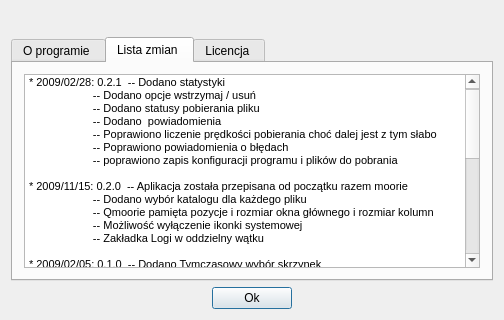
Before: the Qt Designer form src/moor_gui/src/aboutdialog.ui in cykus/moorie, drawn with Qt 5.
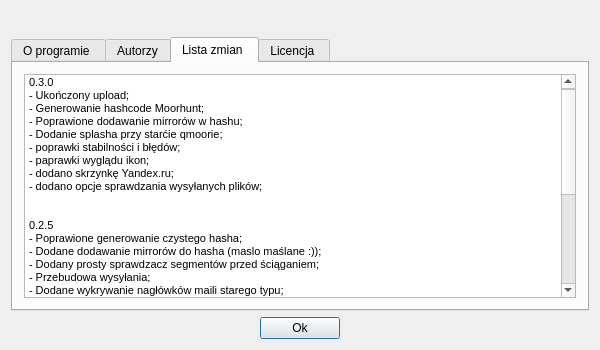
After: the same form once the commit is applied. The open tabs and pages were chosen to show the change.

Commit message: rotacja skrzynek uploadu w qmoorie

Diff of the .ui file:
```diff
--- a/src/moor_gui/src/aboutdialog.ui
+++ b/src/moor_gui/src/aboutdialog.ui
@@ -7,20 +7,20 @@
    <rect>
     <x>0</x>
     <y>0</y>
-    <width>504</width>
-    <height>320</height>
+    <width>600</width>
+    <height>350</height>
    </rect>
   </property>
   <property name="minimumSize">
    <size>
-    <width>504</width>
-    <height>320</height>
+    <width>600</width>
+    <height>350</height>
    </size>
   </property>
   <property name="maximumSize">
    <size>
-    <width>504</width>
-    <height>320</height>
+    <width>600</width>
+    <height>350</height>
    </size>
   </property>
   <property name="windowTitle">
@@ -28,8 +28,8 @@
   </property>
   <layout class="QGridLayout" name="gridLayout">
    <item row="0" column="0">
-    <layout class="QVBoxLayout" name="verticalLayout">
-     <item>
+    <layout class="QGridLayout" name="gridLayout_3">
+     <item row="0" column="0">
       <layout class="QHBoxLayout">
        <item>
         <widget class="QLabel" name="lb_name">
@@ -59,7 +59,7 @@
        </item>
       </layout>
      </item>
-     <item>
+     <item row="1" column="0">
       <widget class="QTabWidget" name="tw_tabs">
        <property name="currentIndex">
         <number>0</number>
@@ -98,6 +98,48 @@
          </item>
         </layout>
        </widget>
+       <widget class="QWidget" name="tab">
+        <attribute name="title">
+         <string>Autorzy</string>
+        </attribute>
+        <layout class="QGridLayout" name="gridLayout_4">
+         <item row="0" column="0">
+          <widget class="QTextBrowser" name="textBrowser">
+           <property name="html">
+            <string>&lt;!DOCTYPE HTML PUBLIC &quot;-//W3C//DTD HTML 4.0//EN&quot; &quot;http://www.w3.org/TR/REC-html40/strict.dtd&quot;&gt;
+&lt;html&gt;&lt;head&gt;&lt;meta name=&quot;qrichtext&quot; content=&quot;1&quot; /&gt;&lt;style type=&quot;text/css&quot;&gt;
+p, li { white-space: pre-wrap; }
+&lt;/style&gt;&lt;/head&gt;&lt;body style=&quot; font-family:'Sans Serif'; font-size:8pt; font-weight:400; font-style:normal;&quot;&gt;
+&lt;table border=&quot;0&quot; style=&quot;-qt-table-type: root; margin-top:4px; margin-bottom:4px; margin-left:4px; margin-right:4px;&quot;&gt;
+&lt;tr&gt;
+&lt;td style=&quot;border: none;&quot;&gt;
+&lt;p style=&quot; margin-top:0px; margin-bottom:0px; margin-left:0px; margin-right:0px; -qt-block-indent:0; text-indent:0px;&quot;&gt;Moorie Team to grupa ludzi, którzy poświęcają swój czas w rozwój projektu. &lt;/p&gt;
+&lt;p style=&quot; margin-top:0px; margin-bottom:0px; margin-left:0px; margin-right:0px; -qt-block-indent:0; text-indent:0px;&quot;&gt;W skład wchodzą programiści, oraz osoby, ktore wspierają rozwój projektu.&lt;/p&gt;
+&lt;p style=&quot;-qt-paragraph-type:empty; margin-top:0px; margin-bottom:0px; margin-left:0px; margin-right:0px; -qt-block-indent:0; text-indent:0px;&quot;&gt;&lt;/p&gt;
+&lt;p style=&quot; margin-top:0px; margin-bottom:0px; margin-left:0px; margin-right:0px; -qt-block-indent:0; text-indent:0px;&quot;&gt;--== Programiści ==--&lt;/p&gt;
+&lt;p style=&quot; margin-top:0px; margin-bottom:0px; margin-left:0px; margin-right:0px; -qt-block-indent:0; text-indent:0px;&quot;&gt;  mahho - Dariusz Makowski - główny programista moorie&lt;/p&gt;
+&lt;p style=&quot; margin-top:0px; margin-bottom:0px; margin-left:0px; margin-right:0px; -qt-block-indent:0; text-indent:0px;&quot;&gt;  Cykus - Patryk Połomski - główny programista qmoorie&lt;/p&gt;
+&lt;p style=&quot; margin-top:0px; margin-bottom:0px; margin-left:0px; margin-right:0px; -qt-block-indent:0; text-indent:0px;&quot;&gt;  swiezy -  - programista&lt;/p&gt;
+&lt;p style=&quot; margin-top:0px; margin-bottom:0px; margin-left:0px; margin-right:0px; -qt-block-indent:0; text-indent:0px;&quot;&gt;  sirsimon - Szymon Rzepka - programista strony moorie.pl&lt;/p&gt;
+&lt;p style=&quot;-qt-paragraph-type:empty; margin-top:0px; margin-bottom:0px; margin-left:0px; margin-right:0px; -qt-block-indent:0; text-indent:0px;&quot;&gt;&lt;/p&gt;
+&lt;p style=&quot; margin-top:0px; margin-bottom:0px; margin-left:0px; margin-right:0px; -qt-block-indent:0; text-indent:0px;&quot;&gt;--== Pomocnicy ==--&lt;/p&gt;
+&lt;p style=&quot; margin-top:0px; margin-bottom:0px; margin-left:0px; margin-right:0px; -qt-block-indent:0; text-indent:0px;&quot;&gt;  vnu007dl - Dariusz Laskosz&lt;/p&gt;
+&lt;p style=&quot; margin-top:0px; margin-bottom:0px; margin-left:0px; margin-right:0px; -qt-block-indent:0; text-indent:0px;&quot;&gt;  kmk2000 - ? - port moorie na windows&lt;/p&gt;
+&lt;p style=&quot;-qt-paragraph-type:empty; margin-top:0px; margin-bottom:0px; margin-left:0px; margin-right:0px; -qt-block-indent:0; text-indent:0px;&quot;&gt;&lt;/p&gt;
+&lt;p style=&quot; margin-top:0px; margin-bottom:0px; margin-left:0px; margin-right:0px; -qt-block-indent:0; text-indent:0px;&quot;&gt;--== Osoby niewspierające już aktywnie projektu ==--&lt;/p&gt;
+&lt;p style=&quot; margin-top:0px; margin-bottom:0px; margin-left:0px; margin-right:0px; -qt-block-indent:0; text-indent:0px;&quot;&gt;  Pawel Stolowski - programista (ojciec projektu)&lt;/p&gt;
+&lt;p style=&quot; margin-top:0px; margin-bottom:0px; margin-left:0px; margin-right:0px; -qt-block-indent:0; text-indent:0px;&quot;&gt;  localghost - Zbyszek Kostrzewa - programista&lt;/p&gt;
+&lt;p style=&quot;-qt-paragraph-type:empty; margin-top:0px; margin-bottom:0px; margin-left:0px; margin-right:0px; -qt-block-indent:0; text-indent:0px;&quot;&gt;&lt;/p&gt;
+&lt;p style=&quot;-qt-paragraph-type:empty; margin-top:0px; margin-bottom:0px; margin-left:0px; margin-right:0px; -qt-block-indent:0; text-indent:0px;&quot;&gt;&lt;/p&gt;
+&lt;p style=&quot;-qt-paragraph-type:empty; margin-top:0px; margin-bottom:0px; margin-left:0px; margin-right:0px; -qt-block-indent:0; text-indent:0px;&quot;&gt;&lt;/p&gt;
+&lt;p style=&quot; margin-top:0px; margin-bottom:0px; margin-left:0px; margin-right:0px; -qt-block-indent:0; text-indent:0px;&quot;&gt;Osoby, które chciałyby by przyłączyć się do projektu, zapraszamy do zapoznania się ze stroną: &lt;/p&gt;
+&lt;p style=&quot; margin-top:0px; margin-bottom:0px; margin-left:0px; margin-right:0px; -qt-block-indent:0; text-indent:0px;&quot;&gt;&amp;gt;&amp;gt;&amp;gt;&amp;gt; &lt;a href=&quot;http://moorie.pl/dolacz.php&quot;&gt;&lt;span style=&quot; text-decoration: underline; color:#508ed8;&quot;&gt;http://moorie.pl/dolacz.php&lt;/span&gt;&lt;/a&gt; &amp;lt;&amp;lt;&amp;lt;&amp;lt;&lt;/p&gt;
+&lt;p style=&quot;-qt-paragraph-type:empty; margin-top:0px; margin-bottom:0px; margin-left:0px; margin-right:0px; -qt-block-indent:0; text-indent:0px;&quot;&gt;&lt;/p&gt;&lt;/td&gt;&lt;/tr&gt;&lt;/table&gt;&lt;/body&gt;&lt;/html&gt;</string>
+           </property>
+          </widget>
+         </item>
+        </layout>
+       </widget>
        <widget class="QWidget" name="tab5">
         <attribute name="title">
          <string>Lista zmian </string>
@@ -116,41 +158,40 @@
 &lt;html&gt;&lt;head&gt;&lt;meta name=&quot;qrichtext&quot; content=&quot;1&quot; /&gt;&lt;style type=&quot;text/css&quot;&gt;
 p, li { white-space: pre-wrap; }
 &lt;/style&gt;&lt;/head&gt;&lt;body style=&quot; font-family:'Sans Serif'; font-size:8pt; font-weight:400; font-style:normal;&quot;&gt;
-&lt;p style=&quot; margin-top:0px; margin-bottom:0px; margin-left:0px; margin-right:0px; -qt-block-indent:0; text-indent:0px;&quot;&gt;&lt;span style=&quot; font-family:'Bitstream Vera Sans';&quot;&gt;* 2009/02/28: 0.2.1  -- Dodano statystyki&lt;/span&gt;&lt;/p&gt;
-&lt;p style=&quot; margin-top:0px; margin-bottom:0px; margin-left:0px; margin-right:0px; -qt-block-indent:0; text-indent:0px;&quot;&gt;&lt;span style=&quot; font-family:'Bitstream Vera Sans';&quot;&gt;                     -- Dodano opcje wstrzymaj / usuń&lt;/span&gt;&lt;/p&gt;
-&lt;p style=&quot; margin-top:0px; margin-bottom:0px; margin-left:0px; margin-right:0px; -qt-block-indent:0; text-indent:0px;&quot;&gt;&lt;span style=&quot; font-family:'Bitstream Vera Sans';&quot;&gt;                     -- Dodano statusy pobierania pliku&lt;/span&gt;&lt;/p&gt;
-&lt;p style=&quot; margin-top:0px; margin-bottom:0px; margin-left:0px; margin-right:0px; -qt-block-indent:0; text-indent:0px;&quot;&gt;&lt;span style=&quot; font-family:'Bitstream Vera Sans';&quot;&gt;                     -- Dodano  powiadomienia&lt;/span&gt;&lt;/p&gt;
-&lt;p style=&quot; margin-top:0px; margin-bottom:0px; margin-left:0px; margin-right:0px; -qt-block-indent:0; text-indent:0px;&quot;&gt;&lt;span style=&quot; font-family:'Bitstream Vera Sans';&quot;&gt;                     -- Poprawiono liczenie prędkości pobierania choć dalej jest z tym słabo&lt;/span&gt;&lt;/p&gt;
-&lt;p style=&quot; margin-top:0px; margin-bottom:0px; margin-left:0px; margin-right:0px; -qt-block-indent:0; text-indent:0px;&quot;&gt;&lt;span style=&quot; font-family:'Bitstream Vera Sans';&quot;&gt;                     -- Poprawiono powiadomienia o błędach&lt;/span&gt;&lt;/p&gt;
-&lt;p style=&quot; margin-top:0px; margin-bottom:0px; margin-left:0px; margin-right:0px; -qt-block-indent:0; text-indent:0px;&quot;&gt;&lt;span style=&quot; font-family:'Bitstream Vera Sans';&quot;&gt;                     -- poprawiono zapis konfiguracji programu i plików do pobrania&lt;/span&gt;&lt;/p&gt;
-&lt;p style=&quot;-qt-paragraph-type:empty; margin-top:0px; margin-bottom:0px; margin-left:0px; margin-right:0px; -qt-block-indent:0; text-indent:0px; font-family:'Bitstream Vera Sans';&quot;&gt;&lt;/p&gt;
-&lt;p style=&quot; margin-top:0px; margin-bottom:0px; margin-left:0px; margin-right:0px; -qt-block-indent:0; text-indent:0px;&quot;&gt;&lt;span style=&quot; font-family:'Bitstream Vera Sans';&quot;&gt;* 2009/11/15: 0.2.0  -- Aplikacja została przepisana od początku razem moorie&lt;/span&gt;&lt;/p&gt;
-&lt;p style=&quot; margin-top:0px; margin-bottom:0px; margin-left:0px; margin-right:0px; -qt-block-indent:0; text-indent:0px;&quot;&gt;&lt;span style=&quot; font-family:'Bitstream Vera Sans';&quot;&gt;                     -- Dodano wybór katalogu dla każdego pliku&lt;/span&gt;&lt;/p&gt;
-&lt;p style=&quot; margin-top:0px; margin-bottom:0px; margin-left:0px; margin-right:0px; -qt-block-indent:0; text-indent:0px;&quot;&gt;&lt;span style=&quot; font-family:'Bitstream Vera Sans';&quot;&gt;                     -- Qmoorie pamięta pozycje i rozmiar okna głównego i rozmiar kolumn&lt;/span&gt;&lt;/p&gt;
-&lt;p style=&quot; margin-top:0px; margin-bottom:0px; margin-left:0px; margin-right:0px; -qt-block-indent:0; text-indent:0px;&quot;&gt;&lt;span style=&quot; font-family:'Bitstream Vera Sans';&quot;&gt;                     -- Możliwość wyłączenie ikonki systemowej&lt;/span&gt;&lt;/p&gt;
-&lt;p style=&quot; margin-top:0px; margin-bottom:0px; margin-left:0px; margin-right:0px; -qt-block-indent:0; text-indent:0px;&quot;&gt;&lt;span style=&quot; font-family:'Bitstream Vera Sans';&quot;&gt;                     -- Zakładka Logi w oddzielny wątku&lt;/span&gt;&lt;/p&gt;
-&lt;p style=&quot;-qt-paragraph-type:empty; margin-top:0px; margin-bottom:0px; margin-left:0px; margin-right:0px; -qt-block-indent:0; text-indent:0px; font-family:'Bitstream Vera Sans';&quot;&gt;&lt;/p&gt;
-&lt;p style=&quot; margin-top:0px; margin-bottom:0px; margin-left:0px; margin-right:0px; -qt-block-indent:0; text-indent:0px;&quot;&gt;&lt;span style=&quot; font-family:'Bitstream Vera Sans';&quot;&gt;* 2009/02/05: 0.1.0  -- Dodano Tymczasowy wybór skrzynek&lt;/span&gt;&lt;/p&gt;
-&lt;p style=&quot; margin-top:0px; margin-bottom:0px; margin-left:0px; margin-right:0px; -qt-block-indent:0; text-indent:0px;&quot;&gt;&lt;span style=&quot; font-family:'Bitstream Vera Sans';&quot;&gt;                     -- Zmiana kodowania z ISO 8859-2 na UTF-8&lt;/span&gt;&lt;/p&gt;
-&lt;p style=&quot; margin-top:0px; margin-bottom:0px; margin-left:0px; margin-right:0px; -qt-block-indent:0; text-indent:0px;&quot;&gt;&lt;span style=&quot; font-family:'Bitstream Vera Sans';&quot;&gt;                     -- Poprawiony wybór skrzynek&lt;/span&gt;&lt;/p&gt;
-&lt;p style=&quot; margin-top:0px; margin-bottom:0px; margin-left:0px; margin-right:0px; -qt-block-indent:0; text-indent:0px;&quot;&gt;&lt;span style=&quot; font-family:'Bitstream Vera Sans';&quot;&gt;                     -- Przycisk zamknij nie wyłącza aplikacji, a chowie do traya&lt;/span&gt;&lt;/p&gt;
-&lt;p style=&quot; margin-top:0px; margin-bottom:0px; margin-left:0px; margin-right:0px; -qt-block-indent:0; text-indent:0px;&quot;&gt;&lt;span style=&quot; font-family:'Bitstream Vera Sans';&quot;&gt;                     -- poprawki - wyłączenie możliwości edytowania tabeli&lt;/span&gt;&lt;/p&gt;
-&lt;p style=&quot; margin-top:0px; margin-bottom:0px; margin-left:0px; margin-right:0px; -qt-block-indent:0; text-indent:0px;&quot;&gt;&lt;span style=&quot; font-family:'Bitstream Vera Sans';&quot;&gt;                     -- poprawki - segfaul gdy plik &amp;quot;hashcode.txt&amp;quot; jest pusty&lt;/span&gt;&lt;/p&gt;
-&lt;p style=&quot; margin-top:0px; margin-bottom:0px; margin-left:0px; margin-right:0px; -qt-block-indent:0; text-indent:0px;&quot;&gt;&lt;span style=&quot; font-family:'Bitstream Vera Sans';&quot;&gt;                     -- poprawki - Zliczanie pobranych danych z poprzedniej sesji&lt;/span&gt;&lt;/p&gt;
-&lt;p style=&quot; margin-top:0px; margin-bottom:0px; margin-left:0px; margin-right:0px; -qt-block-indent:0; text-indent:0px;&quot;&gt;&lt;span style=&quot; font-family:'Bitstream Vera Sans';&quot;&gt;                     -- poprawki - Poprawienie statusów&lt;/span&gt;&lt;/p&gt;
-&lt;p style=&quot; margin-top:0px; margin-bottom:0px; margin-left:0px; margin-right:0px; -qt-block-indent:0; text-indent:0px;&quot;&gt;&lt;span style=&quot; font-family:'Bitstream Vera Sans';&quot;&gt;                     -- next&lt;/span&gt;&lt;/p&gt;
-&lt;p style=&quot; margin-top:0px; margin-bottom:0px; margin-left:0px; margin-right:0px; -qt-block-indent:0; text-indent:0px;&quot;&gt;&lt;span style=&quot; font-family:'Bitstream Vera Sans';&quot;&gt;    &lt;/span&gt;&lt;/p&gt;
-&lt;p style=&quot; margin-top:0px; margin-bottom:0px; margin-left:0px; margin-right:0px; -qt-block-indent:0; text-indent:0px;&quot;&gt;&lt;span style=&quot; font-family:'Bitstream Vera Sans';&quot;&gt;* 2008/07/16: 0.0.2  -- Dodano okno informacyjne&lt;/span&gt;&lt;/p&gt;
-&lt;p style=&quot; margin-top:0px; margin-bottom:0px; margin-left:0px; margin-right:0px; -qt-block-indent:0; text-indent:0px;&quot;&gt;&lt;span style=&quot; font-family:'Bitstream Vera Sans';&quot;&gt;                     -- Dodano logi w oknie programu&lt;/span&gt;&lt;/p&gt;
-&lt;p style=&quot; margin-top:0px; margin-bottom:0px; margin-left:0px; margin-right:0px; -qt-block-indent:0; text-indent:0px;&quot;&gt;&lt;span style=&quot; font-family:'Bitstream Vera Sans';&quot;&gt;                     -- Dodano kilka opcji w ustawieniach&lt;/span&gt;&lt;/p&gt;
-&lt;p style=&quot; margin-top:0px; margin-bottom:0px; margin-left:0px; margin-right:0px; -qt-block-indent:0; text-indent:0px;&quot;&gt;&lt;span style=&quot; font-family:'Bitstream Vera Sans';&quot;&gt;                     -- Dodano kolumną &amp;quot;pozostało&amp;quot;&lt;/span&gt;&lt;/p&gt;
-&lt;p style=&quot; margin-top:0px; margin-bottom:0px; margin-left:0px; margin-right:0px; -qt-block-indent:0; text-indent:0px;&quot;&gt;&lt;span style=&quot; font-family:'Bitstream Vera Sans';&quot;&gt;                     -- Poprawki w zapisywaniu stanu downloadu (co segment)&lt;/span&gt;&lt;/p&gt;
-&lt;p style=&quot; margin-top:0px; margin-bottom:0px; margin-left:0px; margin-right:0px; -qt-block-indent:0; text-indent:0px;&quot;&gt;&lt;span style=&quot; font-family:'Bitstream Vera Sans';&quot;&gt;                     -- Wybór katalogu pobierania &lt;/span&gt;&lt;/p&gt;
-&lt;p style=&quot; margin-top:0px; margin-bottom:0px; margin-left:0px; margin-right:0px; -qt-block-indent:0; text-indent:0px;&quot;&gt;&lt;span style=&quot; font-family:'Bitstream Vera Sans';&quot;&gt;                     -- Inne drobne poprawki &lt;/span&gt;&lt;/p&gt;
-&lt;p style=&quot;-qt-paragraph-type:empty; margin-top:0px; margin-bottom:0px; margin-left:0px; margin-right:0px; -qt-block-indent:0; text-indent:0px; font-family:'Bitstream Vera Sans';&quot;&gt;&lt;/p&gt;
-&lt;p style=&quot; margin-top:0px; margin-bottom:0px; margin-left:0px; margin-right:0px; -qt-block-indent:0; text-indent:0px;&quot;&gt;&lt;span style=&quot; font-family:'Bitstream Vera Sans';&quot;&gt;* 2008/07/04: 0.0.1  -- Pierwsza wesja działająca&lt;/span&gt;&lt;/p&gt;
-&lt;p style=&quot;-qt-paragraph-type:empty; margin-top:0px; margin-bottom:0px; margin-left:0px; margin-right:0px; -qt-block-indent:0; text-indent:0px; font-family:'Bitstream Vera Sans';&quot;&gt;&lt;/p&gt;
-&lt;p style=&quot;-qt-paragraph-type:empty; margin-top:0px; margin-bottom:0px; margin-left:0px; margin-right:0px; -qt-block-indent:0; text-indent:0px; font-family:'Bitstream Vera Sans';&quot;&gt;&lt;/p&gt;&lt;/body&gt;&lt;/html&gt;</string>
+&lt;table border=&quot;0&quot; style=&quot;-qt-table-type: root; margin-top:4px; margin-bottom:4px; margin-left:4px; margin-right:4px;&quot;&gt;
+&lt;tr&gt;
+&lt;td style=&quot;border: none;&quot;&gt;
+&lt;p style=&quot; margin-top:0px; margin-bottom:0px; margin-left:0px; margin-right:0px; -qt-block-indent:0; text-indent:0px;&quot;&gt;0.3.0&lt;/p&gt;
+&lt;p style=&quot; margin-top:0px; margin-bottom:0px; margin-left:0px; margin-right:0px; -qt-block-indent:0; text-indent:0px;&quot;&gt;- Ukończony upload;&lt;/p&gt;
+&lt;p style=&quot; margin-top:0px; margin-bottom:0px; margin-left:0px; margin-right:0px; -qt-block-indent:0; text-indent:0px;&quot;&gt;- Generowanie hashcode Moorhunt;&lt;/p&gt;
+&lt;p style=&quot; margin-top:0px; margin-bottom:0px; margin-left:0px; margin-right:0px; -qt-block-indent:0; text-indent:0px;&quot;&gt;- Poprawione dodawanie mirrorów w hashu;&lt;/p&gt;
+&lt;p style=&quot; margin-top:0px; margin-bottom:0px; margin-left:0px; margin-right:0px; -qt-block-indent:0; text-indent:0px;&quot;&gt;- Dodanie splasha przy starćie qmoorie;&lt;/p&gt;
+&lt;p style=&quot; margin-top:0px; margin-bottom:0px; margin-left:0px; margin-right:0px; -qt-block-indent:0; text-indent:0px;&quot;&gt;- poprawki stabilności i błędów;&lt;/p&gt;
+&lt;p style=&quot; margin-top:0px; margin-bottom:0px; margin-left:0px; margin-right:0px; -qt-block-indent:0; text-indent:0px;&quot;&gt;- paprawki wyglądu ikon;&lt;/p&gt;
+&lt;p style=&quot; margin-top:0px; margin-bottom:0px; margin-left:0px; margin-right:0px; -qt-block-indent:0; text-indent:0px;&quot;&gt;- dodano skrzynkę Yandex.ru;&lt;/p&gt;
+&lt;p style=&quot; margin-top:0px; margin-bottom:0px; margin-left:0px; margin-right:0px; -qt-block-indent:0; text-indent:0px;&quot;&gt;- dodano opcje sprawdzania wysyłanych plików;&lt;/p&gt;
+&lt;p style=&quot;-qt-paragraph-type:empty; margin-top:0px; margin-bottom:0px; margin-left:0px; margin-right:0px; -qt-block-indent:0; text-indent:0px;&quot;&gt;&lt;/p&gt;
+&lt;p style=&quot;-qt-paragraph-type:empty; margin-top:0px; margin-bottom:0px; margin-left:0px; margin-right:0px; -qt-block-indent:0; text-indent:0px;&quot;&gt;&lt;/p&gt;
+&lt;p style=&quot; margin-top:0px; margin-bottom:0px; margin-left:0px; margin-right:0px; -qt-block-indent:0; text-indent:0px;&quot;&gt;0.2.5&lt;/p&gt;
+&lt;p style=&quot; margin-top:0px; margin-bottom:0px; margin-left:0px; margin-right:0px; -qt-block-indent:0; text-indent:0px;&quot;&gt;- Poprawione generowanie czystego hasha;&lt;/p&gt;
+&lt;p style=&quot; margin-top:0px; margin-bottom:0px; margin-left:0px; margin-right:0px; -qt-block-indent:0; text-indent:0px;&quot;&gt;- Dodane dodawanie mirrorów do hasha (maslo maślane :));&lt;/p&gt;
+&lt;p style=&quot; margin-top:0px; margin-bottom:0px; margin-left:0px; margin-right:0px; -qt-block-indent:0; text-indent:0px;&quot;&gt;- Dodany prosty sprawdzacz segmentów przed ściąganiem;&lt;/p&gt;
+&lt;p style=&quot; margin-top:0px; margin-bottom:0px; margin-left:0px; margin-right:0px; -qt-block-indent:0; text-indent:0px;&quot;&gt;- Przebudowa wysyłania;&lt;/p&gt;
+&lt;p style=&quot; margin-top:0px; margin-bottom:0px; margin-left:0px; margin-right:0px; -qt-block-indent:0; text-indent:0px;&quot;&gt;- Dodane wykrywanie nagłówków maili starego typu;&lt;/p&gt;
+&lt;p style=&quot;-qt-paragraph-type:empty; margin-top:0px; margin-bottom:0px; margin-left:0px; margin-right:0px; -qt-block-indent:0; text-indent:0px;&quot;&gt;&lt;/p&gt;
+&lt;p style=&quot; margin-top:0px; margin-bottom:0px; margin-left:0px; margin-right:0px; -qt-block-indent:0; text-indent:0px;&quot;&gt;0.2.1&lt;/p&gt;
+&lt;p style=&quot; margin-top:0px; margin-bottom:0px; margin-left:0px; margin-right:0px; -qt-block-indent:0; text-indent:0px;&quot;&gt;- Dodany upload;&lt;/p&gt;
+&lt;p style=&quot; margin-top:0px; margin-bottom:0px; margin-left:0px; margin-right:0px; -qt-block-indent:0; text-indent:0px;&quot;&gt;- Dodano generowanie czystego hasha;&lt;/p&gt;
+&lt;p style=&quot; margin-top:0px; margin-bottom:0px; margin-left:0px; margin-right:0px; -qt-block-indent:0; text-indent:0px;&quot;&gt;- Upload działający na gazeta.pl;&lt;/p&gt;
+&lt;p style=&quot; margin-top:0px; margin-bottom:0px; margin-left:0px; margin-right:0px; -qt-block-indent:0; text-indent:0px;&quot;&gt;- Upload działający na gmail.com;&lt;/p&gt;
+&lt;p style=&quot; margin-top:0px; margin-bottom:0px; margin-left:0px; margin-right:0px; -qt-block-indent:0; text-indent:0px;&quot;&gt;- Dodano skrzynkę volny.cz oraz upload na nią;&lt;/p&gt;
+&lt;p style=&quot;-qt-paragraph-type:empty; margin-top:0px; margin-bottom:0px; margin-left:0px; margin-right:0px; -qt-block-indent:0; text-indent:0px;&quot;&gt;&lt;/p&gt;
+&lt;p style=&quot; margin-top:0px; margin-bottom:0px; margin-left:0px; margin-right:0px; -qt-block-indent:0; text-indent:0px;&quot;&gt;0.2.0&lt;/p&gt;
+&lt;p style=&quot; margin-top:0px; margin-bottom:0px; margin-left:0px; margin-right:0px; -qt-block-indent:0; text-indent:0px;&quot;&gt;- moorie przepisane od nowa;&lt;/p&gt;
+&lt;p style=&quot; margin-top:0px; margin-bottom:0px; margin-left:0px; margin-right:0px; -qt-block-indent:0; text-indent:0px;&quot;&gt;- dodano kilka nowych skrzynek;&lt;/p&gt;
+&lt;p style=&quot; margin-top:0px; margin-bottom:0px; margin-left:0px; margin-right:0px; -qt-block-indent:0; text-indent:0px;&quot;&gt;- dodano początek kodowania ygoowa;&lt;/p&gt;
+&lt;p style=&quot;-qt-paragraph-type:empty; margin-top:0px; margin-bottom:0px; margin-left:0px; margin-right:0px; -qt-block-indent:0; text-indent:0px;&quot;&gt;&lt;/p&gt;
+&lt;p style=&quot;-qt-paragraph-type:empty; margin-top:0px; margin-bottom:0px; margin-left:0px; margin-right:0px; -qt-block-indent:0; text-indent:0px;&quot;&gt;&lt;/p&gt;&lt;/td&gt;&lt;/tr&gt;&lt;/table&gt;&lt;/body&gt;&lt;/html&gt;</string>
            </property>
           </widget>
          </item>
@@ -194,7 +235,7 @@
        </widget>
       </widget>
      </item>
-     <item>
+     <item row="2" column="0">
       <layout class="QHBoxLayout" name="horizontalLayout">
        <item>
         <spacer name="horizontalSpacer">
```
Left out of the diff: 5 changed lines with no effect on the pictures. The commit also changes 14 other files.
